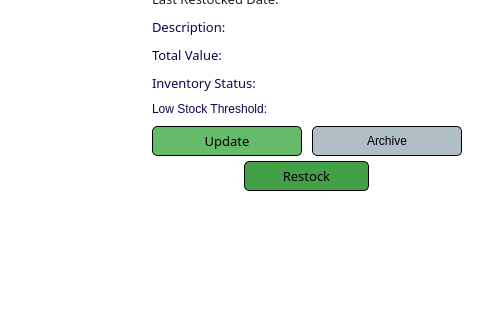
Qt form app/src/ui/NEW/inventory_page.ui (Kazu0210/Inventory-System) before a commit; both pictures show x 571 to 1051 and y 243 to 563 of the 1051 by 771 pixel window.
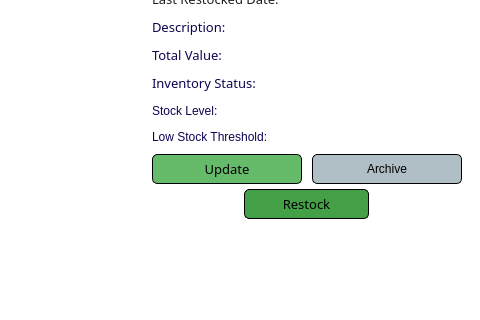
The same form after that commit.

Commit message: inventory filters; working

The edit to the form file:
```diff
--- a/app/src/ui/NEW/inventory_page.ui
+++ b/app/src/ui/NEW/inventory_page.ui
@@ -1899,6 +1899,81 @@
                   </layout>
                  </widget>
                 </item>
+                <item>
+                 <widget class="QFrame" name="frame_24">
+                  <property name="frameShape">
+                   <enum>QFrame::StyledPanel</enum>
+                  </property>
+                  <property name="frameShadow">
+                   <enum>QFrame::Raised</enum>
+                  </property>
+                  <layout class="QHBoxLayout" name="horizontalLayout_6">
+                   <property name="spacing">
+                    <number>5</number>
+                   </property>
+                   <property name="leftMargin">
+                    <number>0</number>
+                   </property>
+                   <property name="topMargin">
+                    <number>0</number>
+                   </property>
+                   <property name="rightMargin">
+                    <number>0</number>
+                   </property>
+                   <property name="bottomMargin">
+                    <number>0</number>
+                   </property>
+                   <item>
+                    <widget class="QLabel" name="label_5">
+                     <property name="minimumSize">
+                      <size>
+                       <width>135</width>
+                       <height>0</height>
+                      </size>
+                     </property>
+                     <property name="maximumSize">
+                      <size>
+                       <width>16777215</width>
+                       <height>20</height>
+                      </size>
+                     </property>
+                     <property name="styleSheet">
+                      <string notr="true">color: #0C0550;
+background-color: #fff;</string>
+                     </property>
+                     <property name="text">
+                      <string>Stock Level:</string>
+                     </property>
+                    </widget>
+                   </item>
+                   <item>
+                    <widget class="QLabel" name="stock_level_label">
+                     <property name="sizePolicy">
+                      <sizepolicy hsizetype="Expanding" vsizetype="Preferred">
+                       <horstretch>0</horstretch>
+                       <verstretch>0</verstretch>
+                      </sizepolicy>
+                     </property>
+                     <property name="font">
+                      <font>
+                       <family>Noto Sans</family>
+                       <pointsize>10</pointsize>
+                       <weight>50</weight>
+                       <italic>false</italic>
+                       <bold>false</bold>
+                      </font>
+                     </property>
+                     <property name="styleSheet">
+                      <string notr="true">font: 10pt &quot;Noto Sans&quot;;</string>
+                     </property>
+                     <property name="text">
+                      <string/>
+                     </property>
+                    </widget>
+                   </item>
+                  </layout>
+                 </widget>
+                </item>
                 <item>
                  <widget class="QFrame" name="frame_23">
                   <property name="frameShape">
@@ -1951,6 +2026,9 @@
                        <height>20</height>
                       </size>
                      </property>
+                     <property name="styleSheet">
+                      <string notr="true">font: 10pt &quot;Noto Sans&quot;;</string>
+                     </property>
                      <property name="text">
                       <string/>
                      </property>
```
The commit also changes 12 other files.
